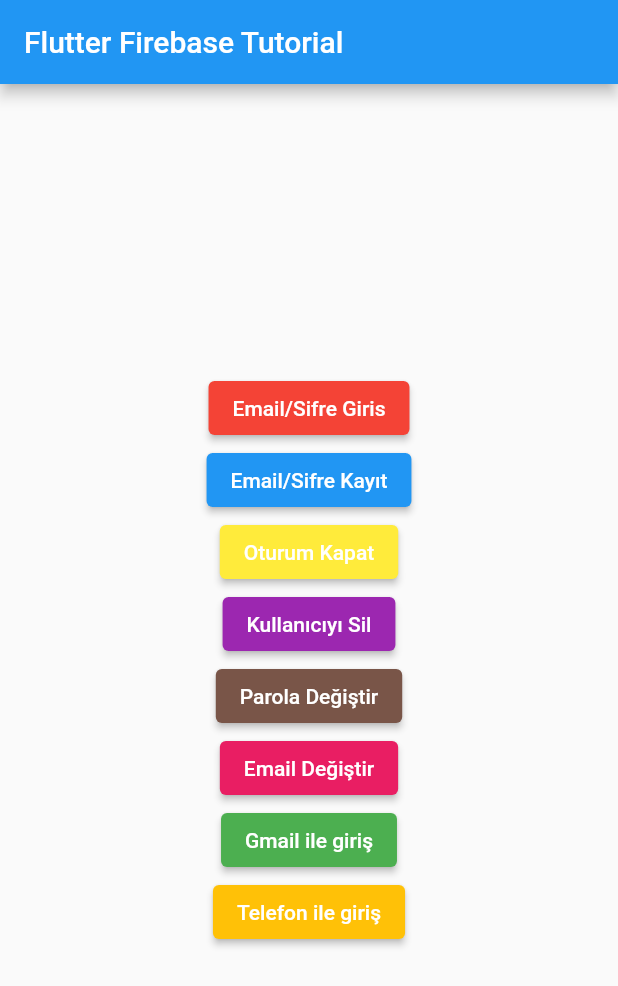
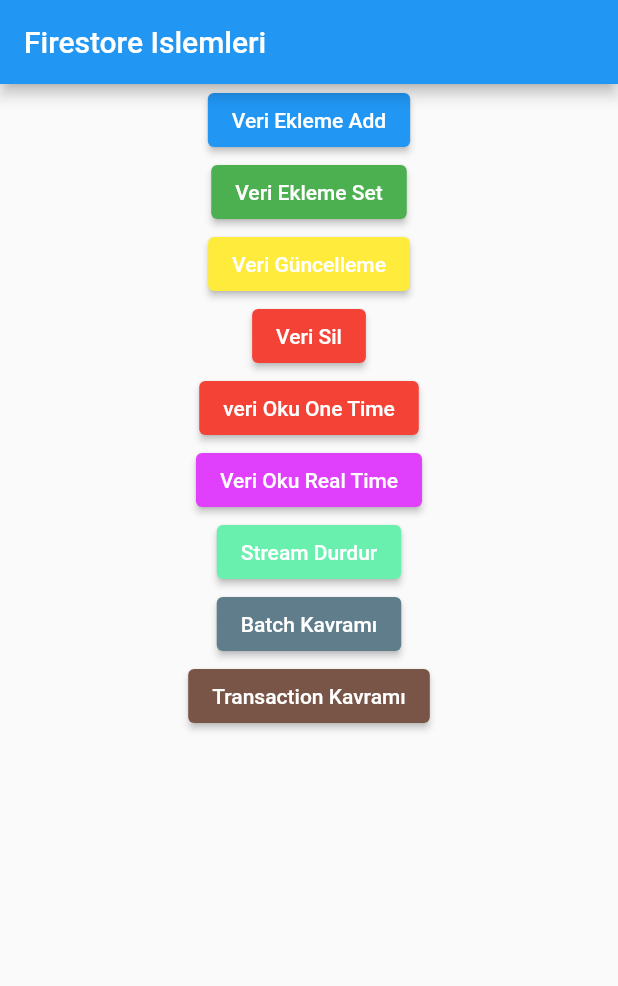
Before and after one commit to numankaya/FlutterAuthenticationExamples, a Flutter app: the screen it shows after launch, on a phone screen of 412 x 824 dp. Shown: the top 986 px of the screen. Run offline on Flutter 3.47's test engine with Material 2 defaults, Android fonts, the phone set to English and light mode, and no system bars; our stand-ins replace cloud_firestore, firebase_auth, firebase_core, google_sign_in; accounts and stored records are empty.

Commit message:
second_commit

```diff
--- /dev/null
+++ b/lib/firestore_islemleri.dart
@@ -0,0 +1,192 @@
+import 'dart:async';
+
+import 'package:flutter/material.dart';
+import 'package:cloud_firestore/cloud_firestore.dart';
+
+class FirestoreIslemleri extends StatelessWidget {
+  FirestoreIslemleri({Key? key}) : super(key: key);
+
+  FirebaseFirestore _firestore = FirebaseFirestore.instance;
+  StreamSubscription? _userSubscribe = null;
+
+  @override
+  Widget build(BuildContext context) {
+    //IDs
+    debugPrint(_firestore.collection("users").id);
+    debugPrint(_firestore.collection("users").doc().id);
+
+    return Scaffold(
+      appBar: AppBar(
+        title: const Text("Firestore Islemleri"),
+      ),
+      body: Center(
+        child: Column(
+          children: [
+            ElevatedButton(
+              onPressed: () => VeriEklemeAdd(),
+              child: const Text("Veri Ekleme Add"),
+            ),
+            ElevatedButton(
+              onPressed: () => veriEklemeSet(),
+              style: ElevatedButton.styleFrom(primary: Colors.green),
+              child: const Text("Veri Ekleme Set"),
+            ),
+            ElevatedButton(
+              onPressed: () => veriGuncelleme(),
+              style: ElevatedButton.styleFrom(primary: Colors.yellow),
+              child: const Text("Veri Güncelleme"),
+            ),
+            ElevatedButton(
+              onPressed: () => veriSil(),
+              style: ElevatedButton.styleFrom(primary: Colors.red),
+              child: const Text("Veri Sil"),
+            ),
+            ElevatedButton(
+              onPressed: () => veriOkuOneTime(),
+              style: ElevatedButton.styleFrom(primary: Colors.red),
+              child: const Text("veri Oku One Time"),
+            ),
+            ElevatedButton(
+              onPressed: () => veriOkuRealTime(),
+              style: ElevatedButton.styleFrom(primary: Colors.purpleAccent),
+              child: const Text("Veri Oku Real Time"),
+            ),
+            ElevatedButton(
+              onPressed: () => streamDurdur(),
+              style: ElevatedButton.styleFrom(primary: Colors.greenAccent),
+              child: const Text("Stream Durdur"),
+            ),
+            ElevatedButton(
+              onPressed: () => batchKavrami(),
+              style: ElevatedButton.styleFrom(primary: Colors.blueGrey),
+              child: const Text("Batch Kavramı"),
+            ),
+            ElevatedButton(
+              onPressed: () => transactionKavrami(),
+              style: ElevatedButton.styleFrom(primary: Colors.brown),
+              child: const Text("Transaction Kavramı"),
+            ),
+          ],
+        ),
+      ),
+    );
+  }
+
+  VeriEklemeAdd() async {
+    Map<String, dynamic> _eklenecekUser = <String, dynamic>{};
+    _eklenecekUser["name"] = "numan";
+    _eklenecekUser["age"] = 24;
+    _eklenecekUser["isStudent"] = false;
+    _eklenecekUser["address"] = {"city": "istanbul", "province": "üsküdar"};
+    _eklenecekUser["renkler"] = FieldValue.arrayUnion(["mavi", "yesil"]);
+    _eklenecekUser["createdAt"] = FieldValue.serverTimestamp();
+    await _firestore.collection("users").add(_eklenecekUser);
+  }
+
+  veriEklemeSet() async {
+    var _yeniDocID = _firestore.collection("users").doc().id;
+
+    await _firestore
+        .doc("users/$_yeniDocID")
+        .set({"isim": "numan", "userID": _yeniDocID});
+    await _firestore.doc("users/m9hbsuNl8ULPE40xn883").set({
+      "University": "Boğaziçi",
+      "age": FieldValue.increment(1),
+    }, SetOptions(merge: true));
+  }
+
+  veriGuncelleme() async {
+    await _firestore.doc("users/m9hbsuNl8ULPE40xn883").update({
+      "name": "güncel numan",
+      "isStudent": true,
+    });
+  }
+
+  veriSil() async {
+    await _firestore.doc("users/m9hbsuNl8ULPE40xn883").delete();
+
+    await _firestore
+        .doc("users/m9hbsuNl8ULPE40xn883")
+        .update({"okul": FieldValue.delete()});
+  }
+
+  veriOkuOneTime() async {
+    var _usersDocuments = await _firestore.collection("users").get();
+    debugPrint(_usersDocuments.size.toString());
+    debugPrint(_usersDocuments.docs.length.toString());
+    for (var eleman in _usersDocuments.docs) {
+      debugPrint("Döküman id ${eleman.id}");
+      Map userMap = eleman.data();
+      debugPrint(userMap["name"]);
+    }
+
+    var _numanDoc = await _firestore.doc("users/76L4QqKndEKGFqcGZfb1").get();
+    debugPrint(_numanDoc.data()!["address"]["city"].toString());
+  }
+
+  veriOkuRealTime() async {
+    //var _userStream = await _firestore.collection("users").snapshots();
+    var _userDocStream =
+        await _firestore.doc("users/76L4QqKndEKGFqcGZfb1").snapshots();
+    _userSubscribe = _userDocStream.listen((event) {
+      /* event.docChanges.forEach((element) {
+        debugPrint(element.doc.data().toString());
+      }); */
+
+      debugPrint(event.data().toString());
+      /*event.docs.forEach((element) {
+        debugPrint(element.data().toString());
+      });*/
+    });
+  }
+
+  streamDurdur() async {
+    await _userSubscribe?.cancel();
+  }
+
+  batchKavrami() async {
+    WriteBatch _batch = _firestore.batch();
+    CollectionReference _counterColRef = _firestore.collection("counter");
+
+    // TOPLU EKLEME
+    /*for (int i = 0; i < 100; i++) {
+      var _yeniDoc = _counterColRef.doc();
+      _batch.set(_yeniDoc, {'sayac': ++i, 'id': _yeniDoc.id});
+    }*/
+
+    //TOPLU GÜNCELLEME
+    /*var _counterDocs = await _counterColRef.get();
+    _counterDocs.docs.forEach((element) {
+      _batch.update(
+          element.reference, {"createdAt": FieldValue.serverTimestamp()});
+    });*/
+
+    //TOPLU SİLME
+    var _counterDocs = await _counterColRef.get();
+    _counterDocs.docs.forEach((element) {
+      _batch.delete(element.reference);
+    });
+
+    await _batch.commit();
+  }
+
+  transactionKavrami() async {
+    _firestore.runTransaction((transaction) async {
+      //mervenin bakiyesini öğren
+      //merveden 100 lira düş
+      //numana 100 lira ekle
+      DocumentReference<Map<String, dynamic>> merveRef =
+          _firestore.doc('users/7tPYe4V6vEosxPtR83H9');
+      DocumentReference<Map<String, dynamic>> numanRef =
+          _firestore.doc('users/76L4QqKndEKGFqcGZfb1');
+
+      var _merveSnapshot = await transaction.get(merveRef);
+      var _merveBakiye = _merveSnapshot.data()!['para'];
+      if (_merveBakiye > 100) {
+        var _yeniBakiye = _merveBakiye - 100;
+        transaction.update(merveRef, {"para": _yeniBakiye});
+        transaction.update(numanRef, {"para": FieldValue.increment(100)});
+      }
+    });
+  }
+}
--- a/lib/main.dart
+++ b/lib/main.dart
@@ -2,6 +2,7 @@ import 'package:firebase_auth/firebase_auth.dart';
 import 'package:firebase_core/firebase_core.dart';
 import 'package:flutter/material.dart';
 import 'package:flutter_firebase_dersleri/firebase_options.dart';
+import 'package:flutter_firebase_dersleri/firestore_islemleri.dart';
 import 'package:google_sign_in/google_sign_in.dart';
 
 void main() async {
@@ -22,7 +23,7 @@ class MyApp extends StatelessWidget {
       theme: ThemeData(
         primarySwatch: Colors.blue,
       ),
-      home: const MyHomePage(title: 'Flutter Firebase Tutorial'),
+      home: FirestoreIslemleri(),
     );
   }
 }
--- a/pubspec.yaml
+++ b/pubspec.yaml
@@ -37,6 +37,7 @@ dependencies:
   firebase_core: ^1.21.1
   firebase_auth: ^3.7.0
   google_sign_in: ^5.4.1
+  cloud_firestore: ^3.4.6
 
 dev_dependencies:
   flutter_test:
```
Also changed, not shown: pubspec.lock, 2 other files.
